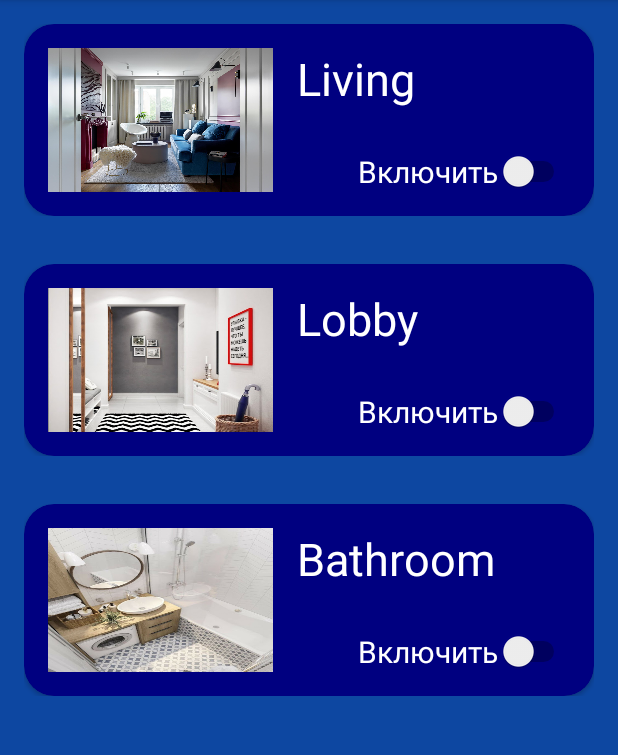
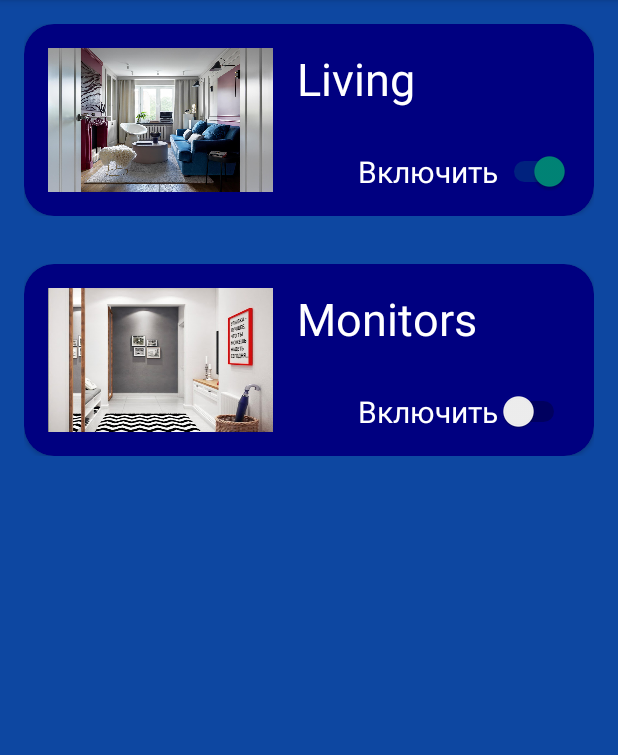
Before and after one commit to bi472/SmartHome, an Android app: the LightMenu screen opened directly, with no data from a screen before it, after a tap on "Включить", on a phone screen of 412 x 824 dp, the part 84-839 px from its top. Run offline under Robolectric (Android 15) with nearby library versions, the phone set to English and light mode, and no system bars; libraries missing offline, so code that uses them is left out: org.eclipse.paho; Roboto replaces fonts that are not available here; 17 statements that could not run were skipped.

Commit message:
осталось добавить бд

```diff
--- a/app/src/main/java/com/example/smarthome/LightMenu.java
+++ b/app/src/main/java/com/example/smarthome/LightMenu.java
@@ -11,6 +11,7 @@ import android.util.Log;
 
 import org.eclipse.paho.client.mqttv3.IMqttDeliveryToken;
 import org.eclipse.paho.client.mqttv3.MqttCallbackExtended;
+import org.eclipse.paho.client.mqttv3.MqttException;
 import org.eclipse.paho.client.mqttv3.MqttMessage;
 import org.json.JSONObject;
 
@@ -22,34 +23,45 @@ public class LightMenu extends AppCompatActivity {
     DBHelper dbHelper;
     SQLiteDatabase db;
 
-    ArrayList<Switches> switches = new ArrayList<Switches>();
+    ArrayList<Switches> switchesArrayList = new ArrayList<Switches>();
+    SwitchesAdapter.OnSwitchClickListener switchClickListener;
     RecyclerView recyclerView;
     SwitchesAdapter adapter;
 
     MQTTHelperPublish mqttHelperPublish;
     MQTTHelperSubscribe mqttHelperSubscribe;
 
-    public boolean queryCheck(String name){
+    public void setConditionAdapter(String room_name, int position, boolean condition){
+        switchesArrayList.get(position).setCondition(condition);
+        adapter = new SwitchesAdapter(switchClickListener, getApplicationContext(), switchesArrayList);
+        // устанавливаем для списка адаптер
+        recyclerView.setAdapter(adapter);
+        queryChange(room_name, "on");
+    }
+
+    public String queryCheck(String name, String column){
         String check = null;
+        try {
             db = dbHelper.open();
             Cursor cursor = db.query(
                     dbHelper.TABLE_NAME_SWITCHES,   // таблица
-                new String[]{dbHelper.COLUMN_NAME_CONDITION},            // столбцы
-                dbHelper.COLUMN_NAME_NAME_SWITCH + "=?",                  // столбцы для условия WHERE
+                    new String[]{column},            // столбцы
+                    "name_switch=?",                  // столбцы для условия WHERE
                     new String[]{name},                  // значения для условия WHERE
                     null,                  // Don't group the rows
                     null,                  // Don't filter by row groups
                     null);                   // порядок сортировки
             while (cursor.moveToNext()) {
-            check = cursor.getString(cursor.getColumnIndex(dbHelper.COLUMN_NAME_CONDITION));
+                check = cursor.getString(cursor.getColumnIndex(column));
             }
             cursor.close();
             dbHelper.close();
-        if (check.toLowerCase().contains("on")) {
-            return true;
+            Log.i("Сообщение с датчика", check);
+            return check;
+        }catch (Exception exception){
+            Log.i("Запрос к БД" + " " + name, exception.getMessage());
         }
-        else
-            return false;
+        return check;
     }
 
     public void queryChange(String room_name, String condition){
@@ -78,35 +90,29 @@ public class LightMenu extends AppCompatActivity {
         setInitialData();
         recyclerView = findViewById(R.id.list);
         recyclerView.setHasFixedSize(true);
-        // создаем адаптер
-        SwitchesAdapter.OnSwitchClickListener switchClickListener = new SwitchesAdapter.OnSwitchClickListener() {
-            @Override
-            public void onSwitchClick(Switches switches, int position) {
-                startMqtt();
-            }
-        };
 
-        adapter = new SwitchesAdapter(switchClickListener, this, switches);
+        switchClickListener = (switches, position) -> startMqtt(queryCheck(switches.getName(), "subscriptionTopic"), switches.getName() + "_relay_publish");
+
+        adapter = new SwitchesAdapter(switchClickListener, this, switchesArrayList);
         // устанавливаем для списка адаптер
         recyclerView.setAdapter(adapter);
-
-        adapter.notifyDataSetChanged();
     }
 
     private void setInitialData() {
-        switches.add(new Switches("Living", R.drawable.gostinaya, queryCheck("Living")));
-        subscribe("Living");
-        switches.add(new Switches("Lobby", R.drawable.prihozhaya, queryCheck("Lobby")));
-        switches.add(new Switches("Bathroom", R.drawable.vannaya, queryCheck("Bathroom")));
+        switchesArrayList.add(new Switches("Living", R.drawable.gostinaya, false));
+        subscribe("Living", queryCheck("Living", "subscriptionTopic"), "living_relay_subscribe", 0);
+        switchesArrayList.add(new Switches("Monitors", R.drawable.prihozhaya, false));
+        subscribe("Monitors", queryCheck("Monitors", "subscriptionTopic"), "monitors_relay_subscribe", 1);
     }
 
-    private void startMqtt() {
-        mqttHelperPublish = new MQTTHelperPublish(getApplicationContext(), "Toggle", "cmnd/relay_with_temp/POWER");
+    private void startMqtt(String subscriptionTopic, String clientID) {
+        mqttHelperPublish = new MQTTHelperPublish(getApplicationContext(), "Toggle", "cmnd/"+ subscriptionTopic+"/POWER", clientID);
     }
 
-    private void subscribe(final String room_name){
-        mqttHelperSubscribe = new MQTTHelperSubscribe(getApplicationContext(), "stat/relay_with_temp/POWER", "power");
-        mqttHelperPublish = new MQTTHelperPublish(getApplicationContext(), "", "cmnd/relay_with_temp/POWER");
+    private void subscribe(final String room_name, String subscriptionTopic, String clientID, int position){
+        Log.i("Топик для подписки " + room_name, subscriptionTopic);
+        mqttHelperSubscribe = new MQTTHelperSubscribe(getApplicationContext(), "stat/"+ subscriptionTopic + "/POWER", clientID);
+        mqttHelperPublish = new MQTTHelperPublish(getApplicationContext(), "", "cmnd/"+ subscriptionTopic+"/POWER", clientID + "_power_publish");
         mqttHelperSubscribe.setCallback(new MqttCallbackExtended() {
             @Override
             public void connectComplete(boolean b, String s) {
@@ -115,17 +121,16 @@ public class LightMenu extends AppCompatActivity {
 
             @Override
             public void connectionLost(Throwable throwable) {
-
             }
 
             @Override
             public void messageArrived(String topic, MqttMessage mqttMessage) throws Exception {
                 Log.w("Debug",mqttMessage.toString());
                 if (mqttMessage.toString().contains("ON")) {
-                    queryChange(room_name, "on");
+                    setConditionAdapter(room_name, position, true);
                 }
                 else if(mqttMessage.toString().contains("OFF")){
-                    queryChange(room_name, "off");
+                    setConditionAdapter(room_name, position, false);
                 };
             }
 
@@ -136,4 +141,13 @@ public class LightMenu extends AppCompatActivity {
         });
     }
 
+    @Override
+    protected void onPause() {
+        super.onPause();
+        try {
+            mqttHelperSubscribe.mqttAndroidClient.disconnect();
+        } catch (MqttException e) {
+            e.printStackTrace();
         }
+    }
+}
--- a/app/src/main/java/com/example/smarthome/MQTTHelperPublish.java
+++ b/app/src/main/java/com/example/smarthome/MQTTHelperPublish.java
@@ -20,11 +20,10 @@ public class MQTTHelperPublish{
 
     final String serverUri = "tcp://m9.wqtt.ru:12488";
 
-    final String clientId = "power_relay";
     final String username = "u_Q8U3S8";
     final String password = "JPreADjI";
 
-    public MQTTHelperPublish(Context context, String msg, String publishTopic){
+    public MQTTHelperPublish(Context context, String msg, String publishTopic, String clientId){
         mqttAndroidClient = new MqttAndroidClient(context, serverUri, clientId);
         mqttAndroidClient.setCallback(new MqttCallbackExtended() {
             @Override
--- a/app/src/main/java/com/example/smarthome/MQTTHelperSubscribe.java
+++ b/app/src/main/java/com/example/smarthome/MQTTHelperSubscribe.java
@@ -34,7 +34,7 @@ public class MQTTHelperSubscribe {
 
             @Override
             public void connectionLost(Throwable throwable) {
-
+                Log.i("MQTT", "connection lost " + throwable.toString());
             }
 
             @Override
--- a/app/src/main/java/com/example/smarthome/Switches.java
+++ b/app/src/main/java/com/example/smarthome/Switches.java
@@ -23,9 +23,7 @@ public class Switches {
         return this.imgResource;
     }
 
-    public void setFlagResource(int flagResource) {
-        this.imgResource = imgResource;
-    }
+    public boolean getCondition() { return this.condition; }
 
-    public boolean getCondition() { return this.condition; }
+    public void setCondition(boolean condition) {this.condition = condition;};
 }
--- a/app/src/main/java/com/example/smarthome/WeatherFragment.java
+++ b/app/src/main/java/com/example/smarthome/WeatherFragment.java
@@ -35,8 +35,6 @@ import java.util.List;
 import java.util.Locale;
 
 public class WeatherFragment extends Fragment {
-    Typeface weatherFont;
-
     TextView cityField;
     TextView updatedField;
     TextView detailsField;
@@ -77,9 +75,6 @@ public class WeatherFragment extends Fragment {
         roomHum = (TextView) rootView.findViewById(R.id.humidity_room);
         roomUpdateTime = (TextView) rootView.findViewById(R.id.updated_time_room);
         progressBar = (ProgressBar) rootView.findViewById(R.id.progress);
-
-
-        weatherFont = Typeface.createFromAsset(getActivity().getAssets(), "weathericons-regular-webfont.ttf");
 
         updateWeatherData(new Preferences(getActivity()).getLat(), new Preferences(getActivity()).getLon());
         roomTemp.setText("Температура: " + new Preferences(getActivity()).getTemp() + " ℃");
```
Also changed, not shown: app/src/main/assets/smart_home.db, app/src/main/assets/weathericons-regular-webfont.ttf (deleted). Lines whose indentation alone changed are shown as unchanged.
